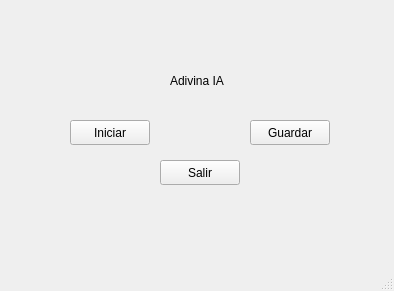
Tirus214/Proyectos-Estructuras, file AdivinaIA/mainwindow.ui: the form before one commit.
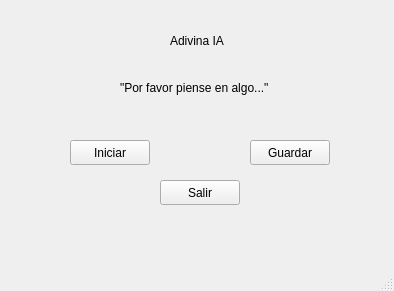
The form after the commit.

```diff
--- a/AdivinaIA/mainwindow.ui
+++ b/AdivinaIA/mainwindow.ui
@@ -18,7 +18,7 @@
     <property name="geometry">
      <rect>
       <x>70</x>
-      <y>120</y>
+      <y>140</y>
       <width>80</width>
       <height>25</height>
      </rect>
@@ -31,7 +31,7 @@
     <property name="geometry">
      <rect>
       <x>250</x>
-      <y>120</y>
+      <y>140</y>
       <width>80</width>
       <height>25</height>
      </rect>
@@ -44,7 +44,7 @@
     <property name="geometry">
      <rect>
       <x>160</x>
-      <y>160</y>
+      <y>180</y>
       <width>80</width>
       <height>25</height>
      </rect>
@@ -57,7 +57,7 @@
     <property name="geometry">
      <rect>
       <x>170</x>
-      <y>70</y>
+      <y>30</y>
       <width>71</width>
       <height>21</height>
      </rect>
@@ -66,6 +66,19 @@
      <string>Adivina IA</string>
     </property>
    </widget>
+   <widget class="QLabel" name="label_2">
+    <property name="geometry">
+     <rect>
+      <x>120</x>
+      <y>80</y>
+      <width>171</width>
+      <height>16</height>
+     </rect>
+    </property>
+    <property name="text">
+     <string>&quot;Por favor piense en algo...&quot;</string>
+    </property>
+   </widget>
   </widget>
   <widget class="QMenuBar" name="menubar">
    <property name="geometry">
```
